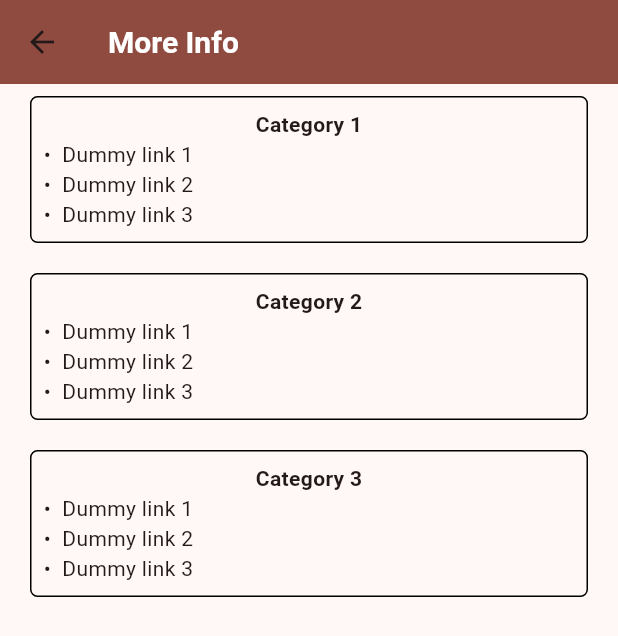
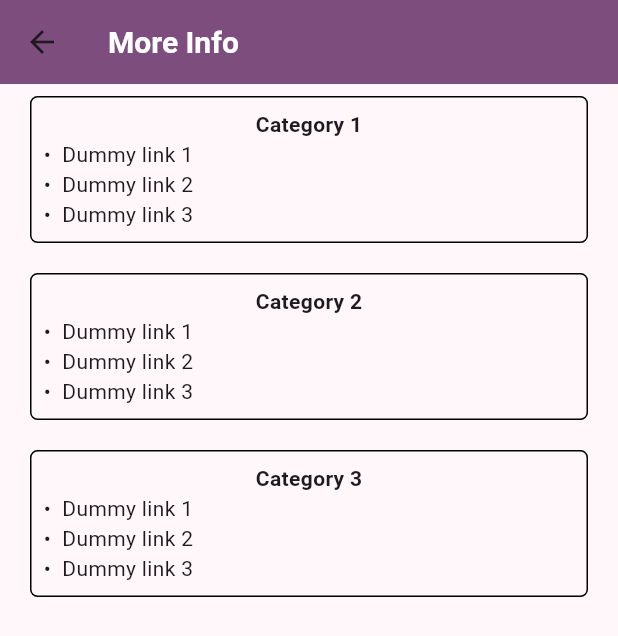
Before and after one commit to MatthewBertello/chd_app, a Flutter app: the OtherInfo screen opened directly, on a phone screen of 412 x 824 dp. Shown: the top 636 px of the screen. Run offline on Flutter 3.47's test engine with Material 3 defaults, Android fonts, the phone set to English and light mode, and no system bars; our stand-ins replace flutter_dotenv, shared_preferences, supabase_flutter, syncfusion_flutter_charts; missing offline and left inert: postgres; accounts and stored records are empty; network calls fail.

Commit message:
set color seeds

```diff
--- a/lib/theme/theme_constants.dart
+++ b/lib/theme/theme_constants.dart
@@ -2,14 +2,14 @@ import 'package:flutter/material.dart';
 
 // Light color scheme
 ColorScheme lightColorScheme = ColorScheme.fromSeed(
-  seedColor: const Color.fromARGB(255, 197, 0, 0),
+  seedColor: const Color.fromARGB(255, 251, 144, 255),
 );
 
 // Dark color scheme
 ColorScheme darkColorScheme = ColorScheme.fromSeed(
   brightness: Brightness.dark,
-  seedColor: const Color.fromARGB(255, 84, 19, 90),
-  );
+  seedColor: const Color.fromARGB(255, 251, 144, 255),
+);
 
 // Light theme
 ThemeData lightTheme = ThemeData(
@@ -23,14 +23,7 @@ ThemeData lightTheme = ThemeData(
 ThemeData darkTheme = ThemeData(
   brightness: Brightness.dark,
   colorScheme: darkColorScheme,
-  appBarTheme: AppBarTheme(
-    backgroundColor: darkColorScheme.primary,
-    titleTextStyle: TextStyle(
-        color: darkColorScheme.onPrimary,
-        fontSize: 20.0,
-        fontWeight: FontWeight.bold),
-  ),
-
+  appBarTheme: appBarTheme(colorScheme: darkColorScheme),
   buttonTheme: buttonTheme(colorScheme: darkColorScheme),
 );
 
```
